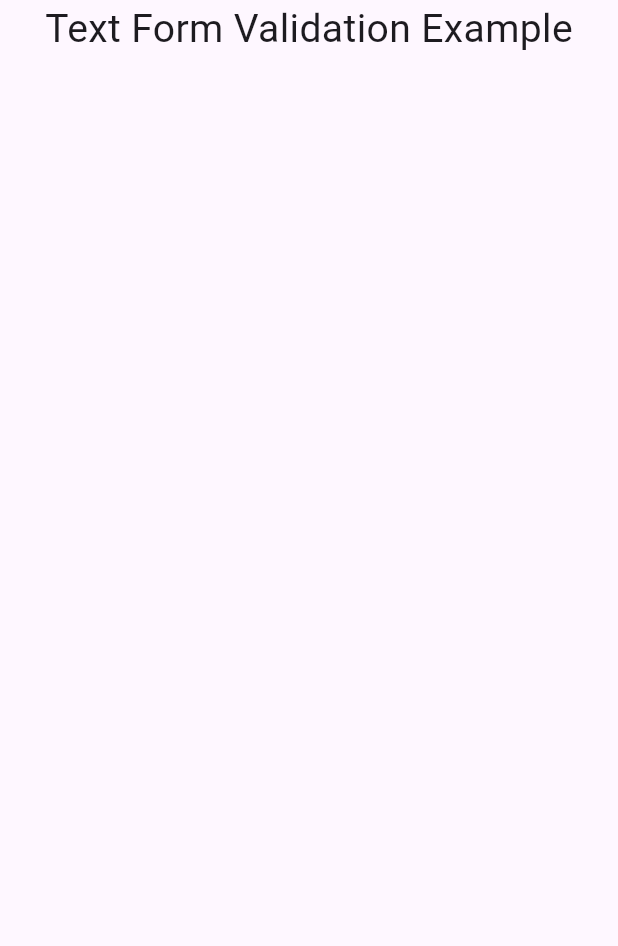
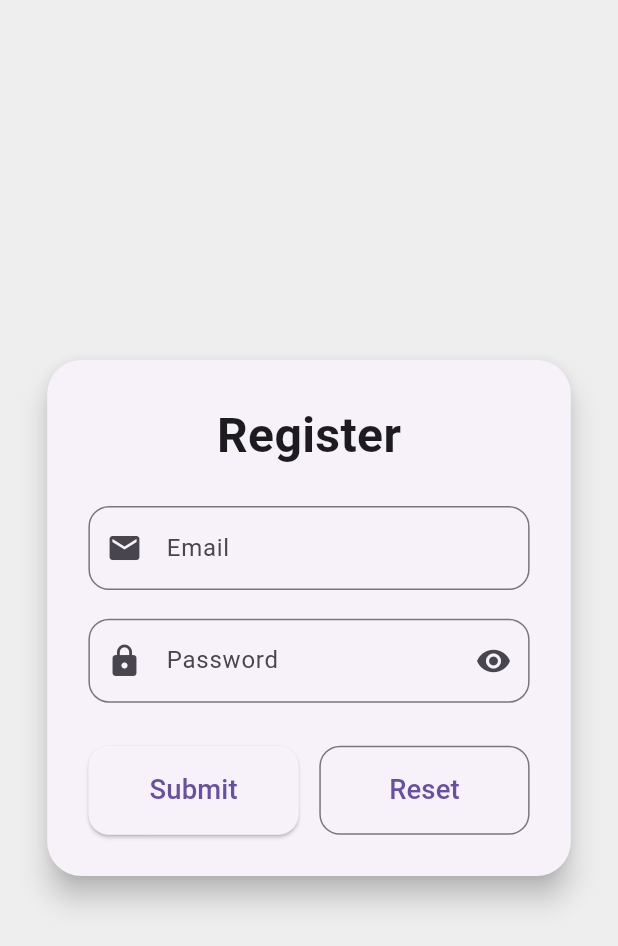
Before and after one commit to 0xJihan/flutter-practice, a Flutter app: the screen it shows after launch, on a phone screen of 412 x 824 dp. Shown: the top 946 px of the screen. Run offline on Flutter 3.47's test engine with Material 3 defaults, Android fonts, the phone set to English and light mode, and no system bars; our stand-ins replace carousel_slider, dio, flutter_screenutil, toastification; missing offline and left inert: window_manager.

Commit message:
feat: implement comprehensive text form validation example
This commit replaces the basic placeholder UI in `TextFormValidation.dart` with a fully-featured user registration form that demonstrates robust input validation and an improved user interface.

- **Form Structure**: Implements a `Form` with a `GlobalKey` to manage state, validation, and submission.
- **UI/UX Enhancements**:
    - The form is now presented within a styled `Card` with elevation for a modern look.
    - `ScreenUtilInit` is used for responsive sizing of padding, margins, and font sizes.
    - The entire view is wrapped in a `SingleChildScrollView` to prevent overflow on smaller screens.
- **Email Validation**:
    - The email `TextFormField` now validates for non-empty input and correct email format using a regular expression.
- **Password Validation**:
    - A new password `TextFormField` is added with comprehensive validation rules:
        - Checks for minimum length (8 characters).
        - Enforces the inclusion of uppercase letters, lowercase letters, numbers, and special characters using a regular expression.
    - Includes a toggle button (`IconButton` with `visibility`/`visibility_off` icons) to show or hide the password.
- **Form Actions**:
    - A "Submit" `ElevatedButton` validates the form and shows a `SnackBar` on success.
    - A "Reset" `OutlinedButton` is added to clear all form fields and reset validation state.

```diff
--- a/lib/TextFormValidation.dart
+++ b/lib/TextFormValidation.dart
@@ -7,22 +7,152 @@ class TextFormValidationExample extends StatefulWidget {
   State<TextFormValidationExample> createState() => _TextFormValidationExampleState();
 }
 
+
 class _TextFormValidationExampleState extends State<TextFormValidationExample> {
+  final _formKey = GlobalKey<FormState>();
+  final _emailController = TextEditingController();
+  final _passwordController = TextEditingController();
+
+  bool _obscurePassword = true;
+
+  void submit() {
+    if (_formKey.currentState!.validate()) {
+      ScaffoldMessenger.of(context).showSnackBar(
+        const SnackBar(content: Text('Form submitted successfully')),
+      );
+    }
+  }
+
+  void _resetForm() {
+    _formKey.currentState!.reset();
+    _emailController.clear();
+    _passwordController.clear();
+  }
+
   @override
   Widget build(BuildContext context) {
-    return Scaffold(
-      body: SizedBox.expand(
-        child: Column(
-          crossAxisAlignment: CrossAxisAlignment.center,
-          children: [
+    return ScreenUtilInit(
+      builder: (context, child) => Scaffold(
+        backgroundColor: Colors.grey[200],
+        body: Center(
+          child: SingleChildScrollView(
+            child: Padding(
+              padding: EdgeInsets.symmetric(horizontal: 24.w, vertical: 16.h),
+              child: Card(
+                shape: RoundedRectangleBorder(borderRadius: BorderRadius.circular(20.r)),
+                elevation: 8,
+                child: Padding(
+                  padding: EdgeInsets.all(24.w),
+                  child: Form(
+                    key: _formKey,
+                    child: Column(
+                      mainAxisSize: MainAxisSize.min,
+                      children: [
+                        Text(
+                          "Register",
+                          style: TextStyle(
+                            fontSize: 28.sp,
+                            fontWeight: FontWeight.bold,
+                          ),
+                        ),
+                        SizedBox(height: 20.h),
 
-            Text("Text Form Validation Example",
-            style: TextStyle(
-              fontSize: 26.sp,
+
+                        TextFormField(
+                          controller: _emailController,
+                          keyboardType: TextInputType.emailAddress,
+                          decoration: InputDecoration(
+                            labelText: "Email",
+                            hintText: "Enter your email",
+                            border: OutlineInputBorder(borderRadius: BorderRadius.circular(12.r)),
+                            prefixIcon: const Icon(Icons.email),
+                          ),
+                          validator: (value) {
+                            if (value == null || value.isEmpty) {
+                              return 'Email is required';
+                            } else if (!RegExp(r'^[^@]+@[^@]+\.[^@]+').hasMatch(value)) {
+                              return 'Enter a valid email';
+                            }
+                            return null;
+                          },
+                        ),
+                        SizedBox(height: 16.h),
+
+
+                        TextFormField(
+                          controller: _passwordController,
+                          obscureText: _obscurePassword,
+                          obscuringCharacter: "*",
+                          decoration: InputDecoration(
+                            labelText: "Password",
+                            hintText: "Enter your password",
+                            border: OutlineInputBorder(borderRadius: BorderRadius.circular(12.r)),
+                            prefixIcon: const Icon(Icons.lock),
+                            suffixIcon: IconButton(
+                              icon: Icon(
+                                  _obscurePassword ? Icons.visibility : Icons.visibility_off),
+                              onPressed: () {
+                                setState(() {
+                                  _obscurePassword = !_obscurePassword;
+                                });
+                              },
+                            ),
+                          ),
+                          validator: (value) {
+                            if (value == null || value.isEmpty) {
+                              return 'Password is required';
+                            }
+                            if (value.length < 8) {
+                              return 'Password must be at least 8 characters';
+                            }
+                            final regex = RegExp(
+                                r'^(?=.*[a-z])(?=.*[A-Z])(?=.*\d)(?=.*[@$!%*?&^#()_+=-]).{8,}$');
+                            if (!regex.hasMatch(value)) {
+                              return 'Password must include uppercase, lowercase, number, and symbol';
+                            }
+                            return null;
+                          },
+                        ),
+                        SizedBox(height: 24.h),
+
+
+                        Row(
+                          mainAxisAlignment: MainAxisAlignment.spaceBetween,
+                          children: [
+                            Expanded(
+                              child: ElevatedButton(
+                                onPressed: submit,
+                                style: ElevatedButton.styleFrom(
+                                  padding: EdgeInsets.symmetric(vertical: 14.h),
+                                  shape: RoundedRectangleBorder(
+                                    borderRadius: BorderRadius.circular(12.r),
+                                  ),
+                                ),
+                                child: Text("Submit", style: TextStyle(fontSize: 16.sp)),
+                              ),
+                            ),
+                            SizedBox(width: 12.w),
+                            Expanded(
+                              child: OutlinedButton(
+                                onPressed: _resetForm,
+                                style: OutlinedButton.styleFrom(
+                                  padding: EdgeInsets.symmetric(vertical: 14.h),
+                                  shape: RoundedRectangleBorder(
+                                    borderRadius: BorderRadius.circular(12.r),
+                                  ),
+                                ),
+                                child: Text("Reset", style: TextStyle(fontSize: 16.sp)),
+                              ),
+                            ),
+                          ],
+                        ),
+                      ],
+                    ),
+                  ),
+                ),
+              ),
             ),
-            )
-
-          ],
+          ),
         ),
       ),
     );
```
